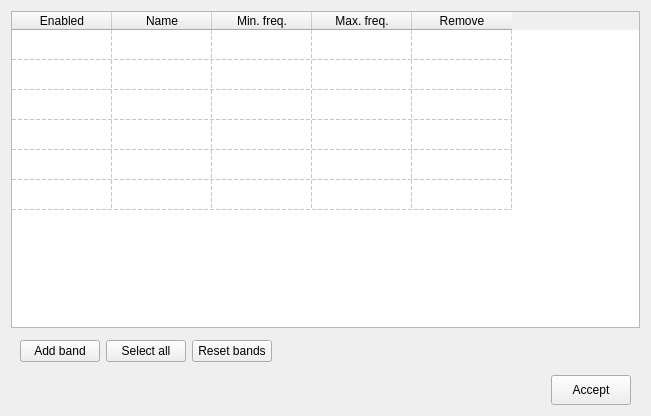
First picture: the form in bands_table.ui, repository medusabci/medusa-analyzer, before the edit.
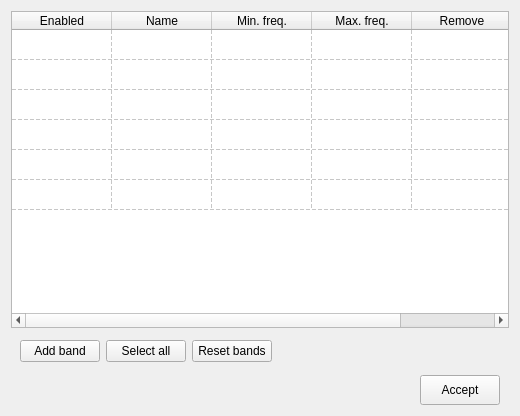
Second picture: the form after the edit.

```diff
--- a/bands_table.ui
+++ b/bands_table.ui
@@ -6,10 +6,16 @@
    <rect>
     <x>0</x>
     <y>0</y>
-    <width>651</width>
+    <width>520</width>
     <height>416</height>
    </rect>
   </property>
+  <property name="sizePolicy">
+   <sizepolicy hsizetype="Fixed" vsizetype="Preferred">
+    <horstretch>0</horstretch>
+    <verstretch>0</verstretch>
+   </sizepolicy>
+  </property>
   <property name="windowTitle">
    <string>Form</string>
   </property>
```
